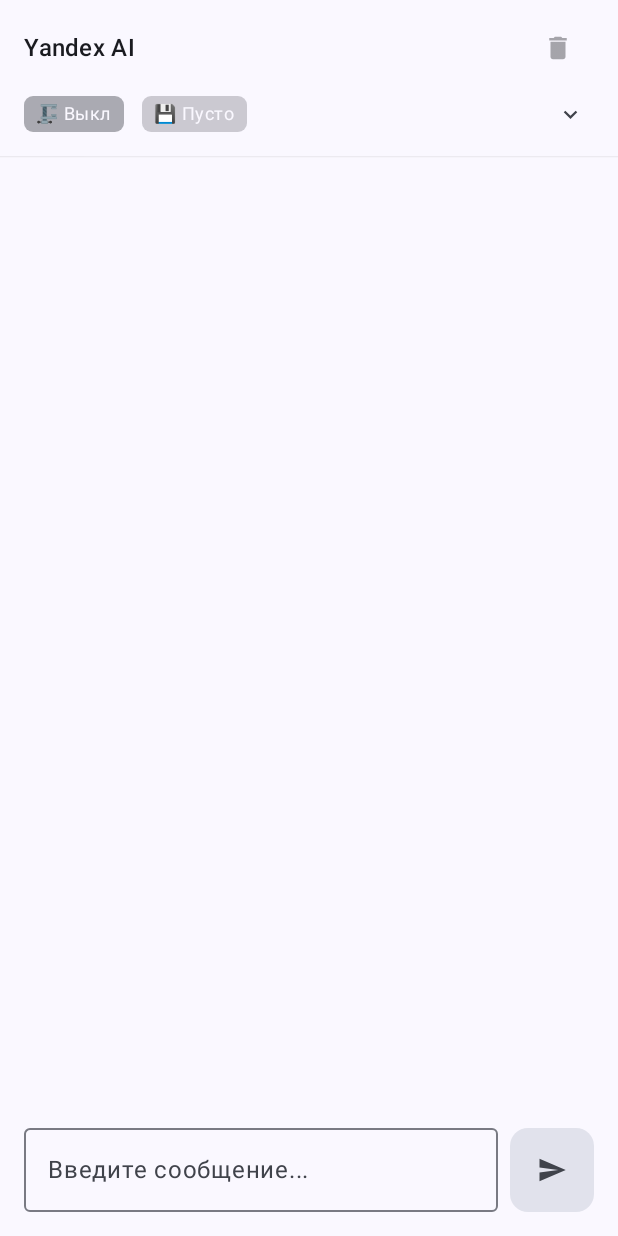
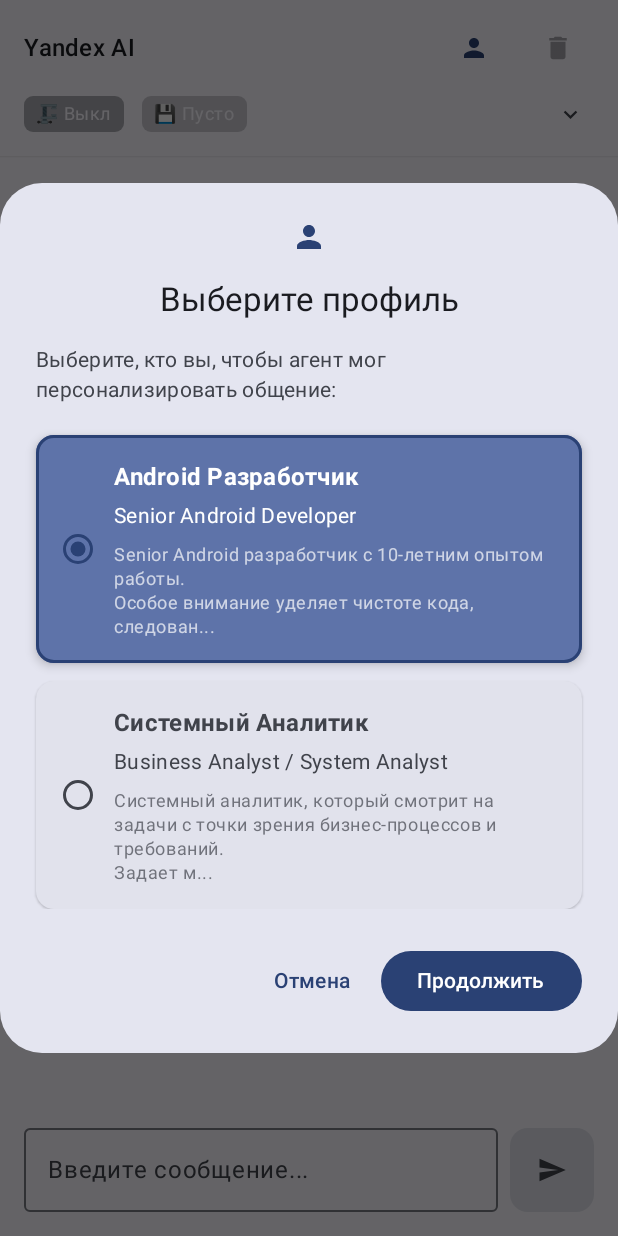
Before and after one commit to kamikaz-e/yandex_gpt_agent, an Android app built with Jetpack Compose: the screen it shows after launch (MainActivity), on a phone screen of 412 x 824 dp. Run offline under Robolectric (Android 15) with nearby library versions, the phone set to English and light mode, and no system bars.

Commit message:
Сделал личного агента, которым пользуеься 2 человека. Один - android разработчик с опытом работы 10 лет, который любит чистый код, чтобы все было идеально по паттернам, больше compose.  Второй - это аналитик, который смотрит на вещи с точки зрения системной аналитики и задает много вопросов для постановки правильной задачи. Когда очищается чат, очищается вся историю сообщений и необходимо выбрать роль, чтобы обращаться к нему персонализировано по его опыту и работе, которая указана в карточке в отдельном конфиге.

```diff
--- a/app/src/main/java/dev/kamikaze/yandexgpttest/data/DataManager.kt
+++ b/app/src/main/java/dev/kamikaze/yandexgpttest/data/DataManager.kt
@@ -27,7 +27,8 @@ object DataManager {
         messages: List<UserMessage>,
         totalTokenStats: TokenStats,
         compactionConfig: CompactionConfig,
-        compactionStats: CompactionStats
+        compactionStats: CompactionStats,
+        currentUserProfile: UserProfile? = null
     ) {
         try {
             val chatData = ChatMemoryData(
@@ -35,6 +36,7 @@ object DataManager {
                 totalTokenStats = totalTokenStats,
                 compactionConfig = compactionConfig,
                 compactionStats = compactionStats,
+                currentUserProfile = currentUserProfile,
                 savedAt = System.currentTimeMillis(),
                 version = "1.0"
             )
@@ -154,6 +156,7 @@ data class ChatMemoryData(
     val totalTokenStats: TokenStats,
     val compactionConfig: CompactionConfig,
     val compactionStats: CompactionStats,
+    val currentUserProfile: UserProfile? = null,
     val savedAt: Long,
     val version: String
 )
--- /dev/null
+++ b/app/src/main/java/dev/kamikaze/yandexgpttest/data/UserProfile.kt
@@ -0,0 +1,140 @@
+package dev.kamikaze.yandexgpttest.data
+
+import kotlinx.serialization.Serializable
+
+/**
+ * Профиль пользователя для персонализации общения с агентом
+ */
+@Serializable
+data class UserProfile(
+    val id: String,
+    val name: String,
+    val role: String,
+    val experience: String,
+    val preferences: UserPreferences,
+    val description: String
+)
+
+/**
+ * Предпочтения пользователя для настройки стиля общения
+ */
+@Serializable
+data class UserPreferences(
+    val communicationStyle: CommunicationStyle,
+    val technicalLevel: TechnicalLevel,
+    val codeStyle: CodeStylePreference? = null,
+    val focusAreas: List<String> = emptyList()
+)
+
+/**
+ * Стиль общения агента с пользователем
+ */
+@Serializable
+enum class CommunicationStyle {
+    TECHNICAL,      // Технический, лаконичный стиль
+    ANALYTICAL,     // Аналитический, много вопросов
+    BALANCED        // Сбалансированный стиль
+}
+
+/**
+ * Уровень технических знаний
+ */
+@Serializable
+enum class TechnicalLevel {
+    JUNIOR,
+    MIDDLE,
+    SENIOR,
+    EXPERT
+}
+
+/**
+ * Предпочтения по стилю кода (для разработчиков)
+ */
+@Serializable
+data class CodeStylePreference(
+    val cleanCodeFocus: Boolean = false,
+    val patternsFocus: Boolean = false,
+    val preferredFrameworks: List<String> = emptyList()
+)
+
+/**
+ * Предопределенные профили пользователей
+ */
+object UserProfiles {
+
+    val ANDROID_DEVELOPER = UserProfile(
+        id = "android_dev",
+        name = "Android Разработчик",
+        role = "Senior Android Developer",
+        experience = "10 лет опыта в Android разработке",
+        preferences = UserPreferences(
+            communicationStyle = CommunicationStyle.TECHNICAL,
+            technicalLevel = TechnicalLevel.SENIOR,
+            codeStyle = CodeStylePreference(
+                cleanCodeFocus = true,
+                patternsFocus = true,
+                preferredFrameworks = listOf("Jetpack Compose", "Kotlin Coroutines", "Hilt", "Room")
+            ),
+            focusAreas = listOf(
+                "Clean Code",
+                "Design Patterns",
+                "SOLID принципы",
+                "Jetpack Compose",
+                "Архитектура (MVVM, MVI)",
+                "Оптимизация производительности"
+            )
+        ),
+        description = """
+            Senior Android разработчик с 10-летним опытом работы.
+            Особое внимание уделяет чистоте кода, следованию паттернам проектирования и SOLID принципам.
+            Предпочитает современные подходы: Jetpack Compose для UI, Kotlin Coroutines для асинхронности.
+            Ожидает технически точных, лаконичных ответов с примерами кода высокого качества.
+        """.trimIndent()
+    )
+
+    val ANALYST = UserProfile(
+        id = "analyst",
+        name = "Системный Аналитик",
+        role = "Business Analyst / System Analyst",
+        experience = "Опыт в системной аналитике и постановке задач",
+        preferences = UserPreferences(
+            communicationStyle = CommunicationStyle.ANALYTICAL,
+            technicalLevel = TechnicalLevel.MIDDLE,
+            codeStyle = null,
+            focusAreas = listOf(
+                "Системный анализ",
+                "Постановка задач",
+                "Требования к системе",
+                "Use Cases",
+                "Проектирование решений",
+                "Stakeholder Management"
+            )
+        ),
+        description = """
+            Системный аналитик, который смотрит на задачи с точки зрения бизнес-процессов и требований.
+            Задает много уточняющих вопросов для правильной постановки задачи.
+            Важно понимать контекст, цели, ограничения и критерии успеха.
+            Ожидает структурированных ответов с анализом вариантов решения и их последствий.
+        """.trimIndent()
+    )
+
+    /**
+     * Получить все доступные профили
+     */
+    fun getAllProfiles(): List<UserProfile> = listOf(
+        ANDROID_DEVELOPER,
+        ANALYST
+    )
+
+    /**
+     * Получить профиль по ID
+     */
+    fun getProfileById(id: String): UserProfile? {
+        return getAllProfiles().find { it.id == id }
+    }
+
+    /**
+     * Получить дефолтный профиль (на случай если профиль не выбран)
+     */
+    fun getDefaultProfile(): UserProfile = ANDROID_DEVELOPER
+}
--- a/app/src/main/java/dev/kamikaze/yandexgpttest/data/YandexApi.kt
+++ b/app/src/main/java/dev/kamikaze/yandexgpttest/data/YandexApi.kt
@@ -2,6 +2,7 @@ package dev.kamikaze.yandexgpttest.data
 
 import dev.kamikaze.yandexgpttest.data.MessageRequest.CompletionOptions
 import dev.kamikaze.yandexgpttest.data.MessageRequest.Message
+import dev.kamikaze.yandexgpttest.data.prompt.buildPersonalizedSystemPrompt
 import io.ktor.client.HttpClient
 import io.ktor.client.call.body
 import io.ktor.client.engine.android.Android
@@ -20,7 +21,7 @@ import kotlinx.serialization.json.Json
 object YandexApi {
 
     private const val FOLDER_ID = "b1g2tlrstcpe0emue6gs"
-    private const val API_KEY = "AQVNxrs2XGfN19ibnrn8Ned2GRggIklo0Gw43ZpQ"
+    private const val API_KEY = "123"
 
     private val client = HttpClient(Android) {
         install(ContentNegotiation) {
@@ -92,8 +93,9 @@ object YandexApi {
     suspend fun sendMessage(
         userMessage: String,
         conversationHistory: List<Message> = emptyList(),
+        userProfile: UserProfile? = null
     ): ApiResponse {
-        val systemPrompt = "Ты - эксперт по искусственному интеллекту и анализу. Дай конкретный, детальный и полезный ответ."
+        val systemPrompt = buildPersonalizedSystemPrompt(userProfile)
 
         return try {
             val response = client.post("https://llm.api.cloud.yandex.net/foundationModels/v1/completion") {
--- a/app/src/main/java/dev/kamikaze/yandexgpttest/domain/ChatInteractor.kt
+++ b/app/src/main/java/dev/kamikaze/yandexgpttest/domain/ChatInteractor.kt
@@ -2,6 +2,7 @@ package dev.kamikaze.yandexgpttest.domain
 
 import dev.kamikaze.yandexgpttest.data.ApiResponse
 import dev.kamikaze.yandexgpttest.data.MessageRequest
+import dev.kamikaze.yandexgpttest.data.UserProfile
 import dev.kamikaze.yandexgpttest.data.YandexApi
 
 class ChatInteractor(private val api: YandexApi) {
@@ -9,7 +10,8 @@ class ChatInteractor(private val api: YandexApi) {
     suspend fun sendMessage(
         userMessage: String,
         conversationHistory: List<MessageRequest.Message>,
+        userProfile: UserProfile? = null
     ): ApiResponse {
-        return api.sendMessage(userMessage, conversationHistory)
+        return api.sendMessage(userMessage, conversationHistory, userProfile)
     }
 }
--- a/app/src/main/java/dev/kamikaze/yandexgpttest/ui/theme/ChatScreen.kt
+++ b/app/src/main/java/dev/kamikaze/yandexgpttest/ui/theme/ChatScreen.kt
@@ -16,6 +16,7 @@ import androidx.compose.material.icons.filled.Clear
 import androidx.compose.material.icons.filled.Delete
 import androidx.compose.material.icons.filled.ExpandLess
 import androidx.compose.material.icons.filled.ExpandMore
+import androidx.compose.material.icons.filled.Person
 import androidx.compose.material3.*
 import androidx.compose.runtime.*
 import androidx.compose.ui.Alignment
@@ -30,6 +31,7 @@ import dev.kamikaze.yandexgpttest.data.StorageInfo
 import dev.kamikaze.yandexgpttest.ui.UserMessage
 import dev.kamikaze.yandexgpttest.ui.utils.ClearMemoryConfirmationDialog
 import dev.kamikaze.yandexgpttest.ui.utils.DeleteConfirmationDialog
+import dev.kamikaze.yandexgpttest.ui.utils.UserProfileSelectionDialog
 
 @OptIn(ExperimentalMaterial3Api::class)
 @Composable
@@ -47,6 +49,8 @@ fun ChatScreen(
     val hasSavedData by viewModel.hasSavedData.collectAsState()
     val storageInfo by viewModel.storageInfo.collectAsState()
     val isLoadingFromMemory by viewModel.isLoadingFromMemory.collectAsState()
+    val currentUserProfile by viewModel.currentUserProfile.collectAsState()
+    val showProfileSelectionDialog by viewModel.showProfileSelectionDialog.collectAsState()  // ← НОВОЕ
 
     val lazyListState = rememberLazyListState()
 
@@ -72,10 +76,20 @@ fun ChatScreen(
                     horizontalArrangement = Arrangement.SpaceBetween,
                     verticalAlignment = Alignment.CenterVertically
                 ) {
-                    Text(
-                        text = "Yandex AI",
-                        style = MaterialTheme.typography.titleMedium
-                    )
+                    Column {
+                        Text(
+                            text = "Yandex AI",
+                            style = MaterialTheme.typography.titleMedium
+                        )
+                        // Отображение текущего профиля
+                        currentUserProfile?.let { profile ->
+                            Text(
+                                text = "👤 ${profile.name}",
+                                style = MaterialTheme.typography.bodySmall,
+                                color = MaterialTheme.colorScheme.primary
+                            )
+                        }
+                    }
 
                     Row(
                         verticalAlignment = Alignment.CenterVertically,
@@ -84,6 +98,19 @@ fun ChatScreen(
                         // Компактная статистика токенов
                         if (totalTokenStats.totalTokens > 0) {
                             CompactTokenStats(totalTokens = totalTokenStats.totalTokens)
+                        }
+
+                        // Кнопка смены профиля
+                        IconButton(
+                            onClick = { viewModel.changeUserProfile() },
+                            enabled = !isLoading
+                        ) {
+                            Icon(
+                                imageVector = Icons.Default.Person,
+                                contentDescription = "Сменить профиль",
+                                tint = MaterialTheme.colorScheme.primary,
+                                modifier = Modifier.size(20.dp)
+                            )
                         }
 
                         // Кнопка очистки памяти (только если есть данные)
@@ -205,6 +232,15 @@ fun ChatScreen(
             storageInfo = storageInfo,
             onConfirm = { viewModel.confirmClearMemory() },
             onDismiss = { viewModel.cancelClearMemory() }
+        )
+    }
+
+    // Диалог выбора профиля пользователя
+    if (showProfileSelectionDialog) {
+        UserProfileSelectionDialog(
+            currentProfile = currentUserProfile,
+            onProfileSelected = { profile -> viewModel.selectUserProfile(profile) },
+            onDismiss = { viewModel.dismissProfileSelectionDialog() }
         )
     }
 }
--- /dev/null
+++ b/app/src/main/java/dev/kamikaze/yandexgpttest/ui/utils/UserProfileSelectionDialog.kt
@@ -0,0 +1,173 @@
+package dev.kamikaze.yandexgpttest.ui.utils
+
+import androidx.compose.foundation.BorderStroke
+import androidx.compose.foundation.layout.*
+import androidx.compose.foundation.rememberScrollState
+import androidx.compose.foundation.selection.selectable
+import androidx.compose.foundation.selection.selectableGroup
+import androidx.compose.foundation.verticalScroll
+import androidx.compose.material.icons.Icons
+import androidx.compose.material.icons.filled.Person
+import androidx.compose.material3.*
+import androidx.compose.runtime.*
+import androidx.compose.ui.Alignment
+import androidx.compose.ui.Modifier
+import androidx.compose.ui.semantics.Role
+import androidx.compose.ui.text.font.FontWeight
+import androidx.compose.ui.unit.dp
+import dev.kamikaze.yandexgpttest.data.UserProfile
+import dev.kamikaze.yandexgpttest.data.UserProfiles
+
+@Composable
+fun UserProfileSelectionDialog(
+    currentProfile: UserProfile?,
+    onProfileSelected: (UserProfile) -> Unit,
+    onDismiss: () -> Unit,
+) {
+    val profiles = UserProfiles.getAllProfiles()
+    var selectedProfile by remember { mutableStateOf(currentProfile ?: UserProfiles.getDefaultProfile()) }
+
+    AlertDialog(
+        onDismissRequest = onDismiss,
+        title = {
+            Text(
+                text = "Выберите профиль",
+                style = MaterialTheme.typography.titleLarge
+            )
+        },
+        text = {
+            Column(
+                modifier = Modifier
+                    .fillMaxWidth()
+                    .verticalScroll(rememberScrollState())
+                    .selectableGroup(),
+                verticalArrangement = Arrangement.spacedBy(12.dp)
+            ) {
+                Text(
+                    text = "Выберите, кто вы, чтобы агент мог персонализировать общение:",
+                    style = MaterialTheme.typography.bodyMedium,
+                    color = MaterialTheme.colorScheme.onSurfaceVariant,
+                    modifier = Modifier.padding(bottom = 8.dp)
+                )
+
+                profiles.forEach { profile ->
+                    ProfileCard(
+                        profile = profile,
+                        isSelected = selectedProfile.id == profile.id,
+                        onSelected = { selectedProfile = profile }
+                    )
+                }
+            }
+        },
+        confirmButton = {
+            Button(
+                onClick = { onProfileSelected(selectedProfile) },
+                colors = ButtonDefaults.buttonColors()
+            ) {
+                Text(
+                    text = "Продолжить",
+                    style = MaterialTheme.typography.labelLarge
+                )
+            }
+        },
+        dismissButton = {
+            TextButton(
+                onClick = onDismiss,
+                colors = ButtonDefaults.textButtonColors()
+            ) {
+                Text(
+                    text = "Отмена",
+                    style = MaterialTheme.typography.labelLarge
+                )
+            }
+        },
+        icon = {
+            Icon(
+                imageVector = Icons.Default.Person,
+                contentDescription = null,
+                tint = MaterialTheme.colorScheme.primary,
+                modifier = Modifier.size(24.dp)
+            )
+        },
+        containerColor = MaterialTheme.colorScheme.surface,
+        tonalElevation = 6.dp
+    )
+}
+
+@Composable
+private fun ProfileCard(
+    profile: UserProfile,
+    isSelected: Boolean,
+    onSelected: () -> Unit
+) {
+    Card(
+        modifier = Modifier
+            .fillMaxWidth()
+            .selectable(
+                selected = isSelected,
+                onClick = onSelected,
+                role = Role.RadioButton
+            ),
+        colors = CardDefaults.cardColors(
+            containerColor = if (isSelected)
+                MaterialTheme.colorScheme.primaryContainer
+            else
+                MaterialTheme.colorScheme.surfaceVariant
+        ),
+        border = if (isSelected)
+            BorderStroke(2.dp, MaterialTheme.colorScheme.primary)
+        else
+            null,
+        elevation = CardDefaults.cardElevation(
+            defaultElevation = if (isSelected) 4.dp else 1.dp
+        )
+    ) {
+        Row(
+            modifier = Modifier
+                .fillMaxWidth()
+                .padding(16.dp),
+            verticalAlignment = Alignment.CenterVertically
+        ) {
+            RadioButton(
+                selected = isSelected,
+                onClick = null
+            )
+
+            Spacer(modifier = Modifier.width(12.dp))
+
+            Column(modifier = Modifier.weight(1f)) {
+                Text(
+                    text = profile.name,
+                    style = MaterialTheme.typography.titleMedium,
+                    fontWeight = FontWeight.Bold,
+                    color = if (isSelected)
+                        MaterialTheme.colorScheme.onPrimaryContainer
+                    else
+                        MaterialTheme.colorScheme.onSurfaceVariant
+                )
+
+                Spacer(modifier = Modifier.height(4.dp))
+
+                Text(
+                    text = profile.role,
+                    style = MaterialTheme.typography.bodyMedium,
+                    color = if (isSelected)
+                        MaterialTheme.colorScheme.onPrimaryContainer
+                    else
+                        MaterialTheme.colorScheme.onSurfaceVariant
+                )
+
+                Spacer(modifier = Modifier.height(8.dp))
+
+                Text(
+                    text = profile.description.take(100) + if (profile.description.length > 100) "..." else "",
+                    style = MaterialTheme.typography.bodySmall,
+                    color = if (isSelected)
+                        MaterialTheme.colorScheme.onPrimaryContainer.copy(alpha = 0.7f)
+                    else
+                        MaterialTheme.colorScheme.onSurfaceVariant.copy(alpha = 0.7f)
+                )
+            }
+        }
+    }
+}
```
Also changed, not shown: app/src/main/java/dev/kamikaze/yandexgpttest/ChatViewModel.kt (+64 -2 lines), app/src/main/java/dev/kamikaze/yandexgpttest/data/prompt/Prompts.kt (+91 -0 lines).
